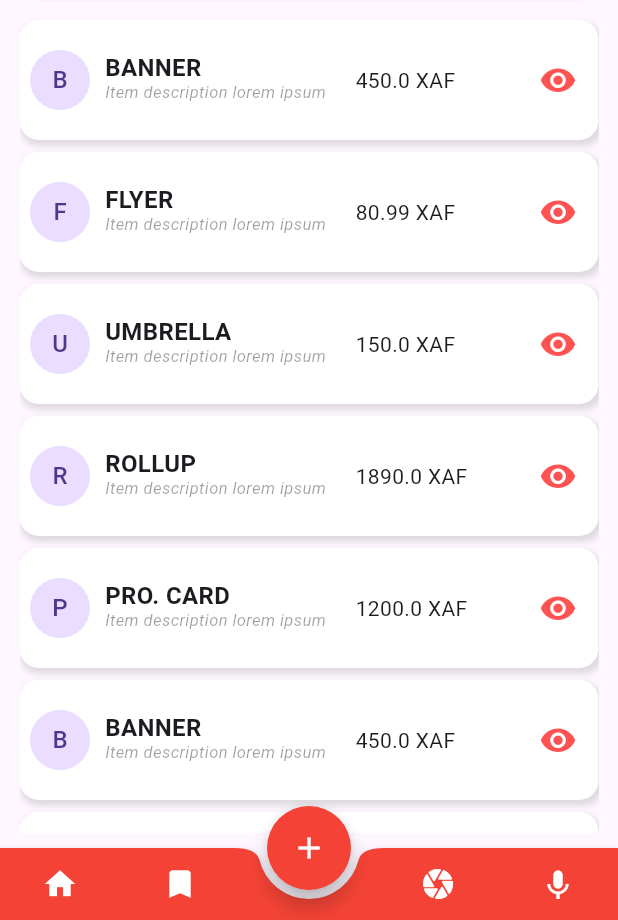
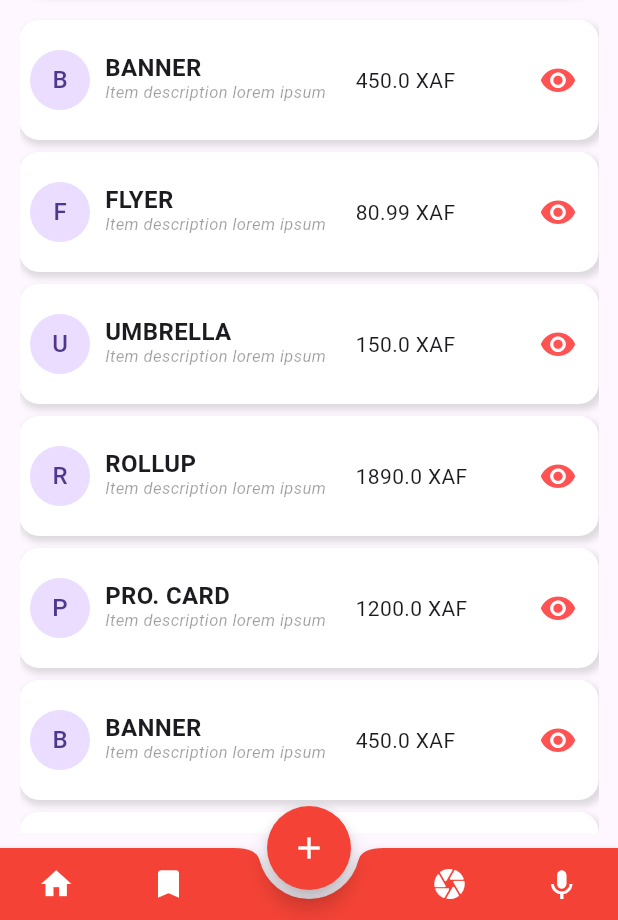
Before and after one commit to chacenb/flutter_learning, a Flutter app: the screen it shows after launch, on a phone screen of 412 x 824 dp, the part 316-1236 px from its top. Run offline on Flutter 3.47's test engine with Material 3 defaults, Android fonts, the phone set to English and light mode, and no system bars; our stand-ins replace font_awesome_flutter; missing offline and left inert: flutter_libserialport, libserialport, serial_port_win32.

Commit message:
... | Navigation drawer | Navigation drawer  && bottomNavigationBar ...

```diff
--- a/lib/screens/home.dart
+++ b/lib/screens/home.dart
@@ -534,39 +534,48 @@ class _HomeState extends State<Home> {
           mainAxisAlignment: MainAxisAlignment.spaceAround,
           crossAxisAlignment: CrossAxisAlignment.center,
           children: [
-            IconButton(
+            Expanded(
+                flex: 2,
+                child: IconButton(
                   onPressed: () {},
                   style: const ButtonStyle(
                     foregroundColor: MaterialStatePropertyAll(Colors.white),
                   ),
                   icon: Icon(Icons.home),
                   // child: Icon(Icons.bookmark),
-            ),
-            IconButton(
+                )),
+            Expanded(
+                flex: 2,
+                child: IconButton(
                   onPressed: () {},
                   style: const ButtonStyle(
                     foregroundColor: MaterialStatePropertyAll(Colors.white),
                   ),
                   icon: Icon(Icons.bookmark),
                   // child: Icon(Icons.bookmark, size: 25.0),
-            ),
-            Padding(padding: EdgeInsets.all(30.0)),
-            IconButton(
+                )),
+            // Padding(padding: EdgeInsets.all(30.0)),
+            const Spacer(flex: 3),
+            Expanded(
+                flex: 2,
+                child: IconButton(
                   onPressed: () {},
                   style: const ButtonStyle(
                     foregroundColor: MaterialStatePropertyAll(Colors.white),
                   ),
                   icon: Icon(Icons.camera_rounded),
                   // child: Icon(Icons.bookmark),
-            ),
-            IconButton(
+                )),
+            Expanded(
+                flex: 2,
+                child: IconButton(
                   onPressed: () {},
                   style: const ButtonStyle(
                     foregroundColor: MaterialStatePropertyAll(Colors.white),
                   ),
                   icon: Icon(Icons.keyboard_voice_sharp),
                   // child: Icon(Icons.bookmark),
-            ),
+                )),
 
             // Container(
             //   decoration: BoxDecoration(color: Colors.green),
```
Lines whose indentation alone changed are shown as unchanged.
